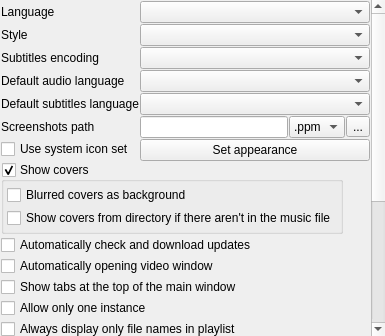
Old version of the form src/gui/Ui/SettingsGeneral.ui in the repository zaps166/QMPlay2.
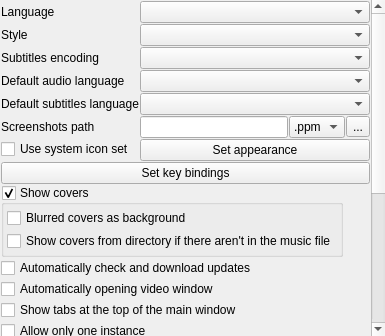
New version of the form.

Commit message:
Move settings to new Dialog
 * added new button "Set key bindings" to General Settings
 * fixed ShortcutHandler::reset() and ShortcutHandler::restore()
 * the dialog supports:
   - editing in a table the shortcuts
   - restoring to QMPlay2's defaults
   - reverting the current table changes
   - restoring previous geometry

```diff
--- a/src/gui/Ui/SettingsGeneral.ui
+++ b/src/gui/Ui/SettingsGeneral.ui
@@ -190,6 +190,13 @@
            </property>
           </widget>
          </item>
+         <item row="7" column="0" colspan="2">
+          <widget class="QPushButton" name="setKeyBindingsB">
+           <property name="text">
+            <string>Set key bindings</string>
+           </property>
+          </widget>
+         </item>
         </layout>
        </item>
        <item row="2" column="0">
```
The commit also changes 7 other files.
